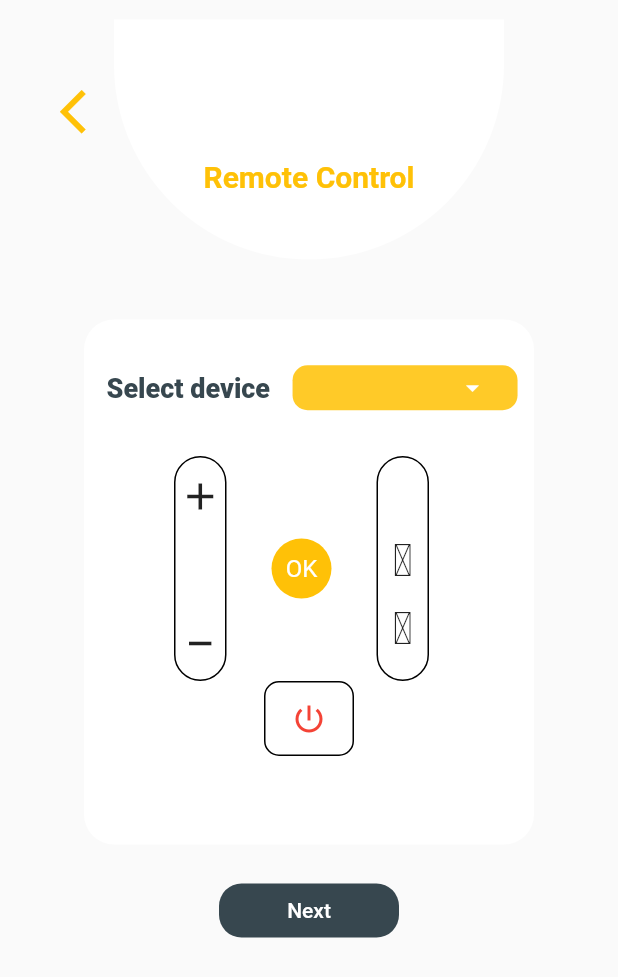
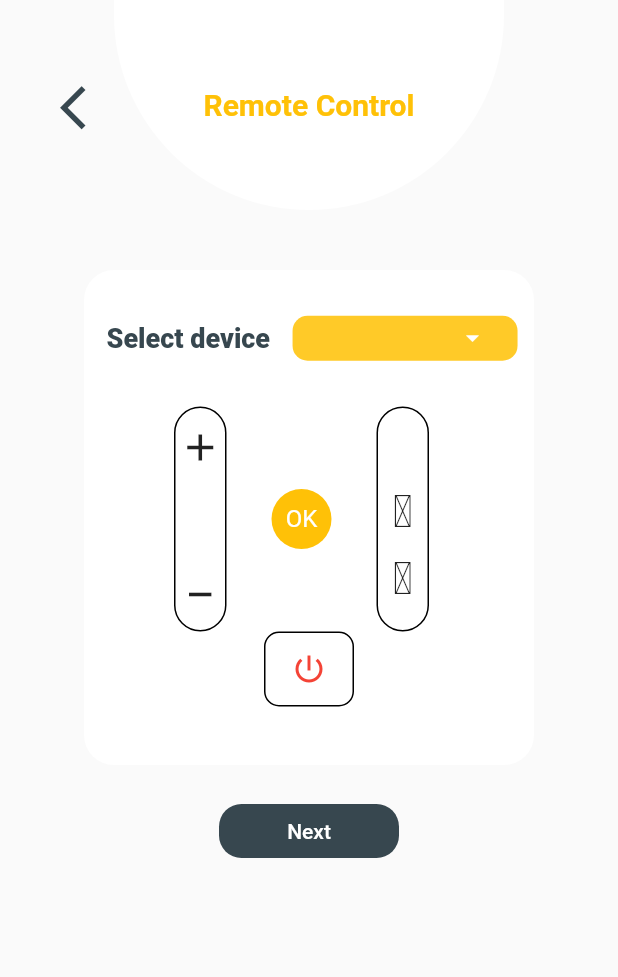
Before and after one commit to ManarAhmeD15/SmartHome_app, a Flutter app: the RemoteScreen screen opened directly, on a phone screen of 412 x 824 dp. Shown: the top 977 px of the screen. Run offline on Flutter 3.47's test engine with Material 2 defaults, Android fonts, the light colour scheme and no system bars; our stand-ins replace lottie.

Commit message:
Remote update

```diff
--- a/lib/main.dart
+++ b/lib/main.dart
@@ -20,7 +20,7 @@ class MyApp extends StatelessWidget {
    return MaterialApp(
 
      debugShowCheckedModeBanner: false,
-     home: KitchenScreen(),
+     home: RemoteScreen(),
    );
   }
 
--- a/lib/modules/remote_control/remote_screen.dart
+++ b/lib/modules/remote_control/remote_screen.dart
@@ -37,10 +37,13 @@ class _RemoteScreenState extends State<RemoteScreen> {
 
 
     return Scaffold(
-      body: Padding(
-        padding: const EdgeInsetsDirectional.only(bottom: 180.0),
+      body:
+     // Padding(
+        //padding: const EdgeInsetsDirectional.only(bottom: 180.0),
+        //child:
+      SafeArea(
         child: Column(
-          mainAxisAlignment: MainAxisAlignment.center,
+            //mainAxisAlignment: MainAxisAlignment.center,
             children: [
               Container(
                 alignment: Alignment.topCenter,
@@ -49,7 +52,7 @@ class _RemoteScreenState extends State<RemoteScreen> {
                   children: [
                     Container(
                       width: 260.0,
-                    height: 160.0,
+                      height: 140.0,
                       decoration: BoxDecoration(
                         color: Colors.white,
                         borderRadius: BorderRadius.only(
@@ -61,20 +64,21 @@ class _RemoteScreenState extends State<RemoteScreen> {
                     Padding(
                       padding: const EdgeInsetsDirectional.only(
                         end: 300.0,
-                      bottom: 40.0,
+                       // bottom: 40.0,
                       ),
                       child: IconButton(
                         onPressed: () {},
                         icon: Icon(
                           Icons.arrow_back_ios,
                           size: 35.0,
-                        color: Colors.amber,
+                          color: Colors.blueGrey[800],
                         ),
                       ),
                     ),
-                  Padding(
-                    padding: const EdgeInsetsDirectional.only(top: 50.0,),
-                    child: Text(
+                   // Padding(
+                      //padding: const EdgeInsetsDirectional.only(top: 50.0,),
+                      //child:
+                      Text(
                         'Remote Control',
                         style: TextStyle(
                           fontSize: 20.0,
@@ -82,7 +86,7 @@ class _RemoteScreenState extends State<RemoteScreen> {
                           color: Colors.amber,
                         ),
                       ),
-                  ),
+                    //),
                   ],
                 ),
               ),
@@ -93,7 +97,7 @@ class _RemoteScreenState extends State<RemoteScreen> {
                   children: [
                     Container(
                         width: 300.0,
-                      height: 350.0,
+                        height: 330.0,
                         //color: Colors.white,
                       decoration: BoxDecoration(
                         color:Colors.white,
@@ -280,6 +284,7 @@ class _RemoteScreenState extends State<RemoteScreen> {
             ],
           ),
       ),
+      //),
     );
   }
 }
```
Lines whose indentation alone changed are shown as unchanged.
